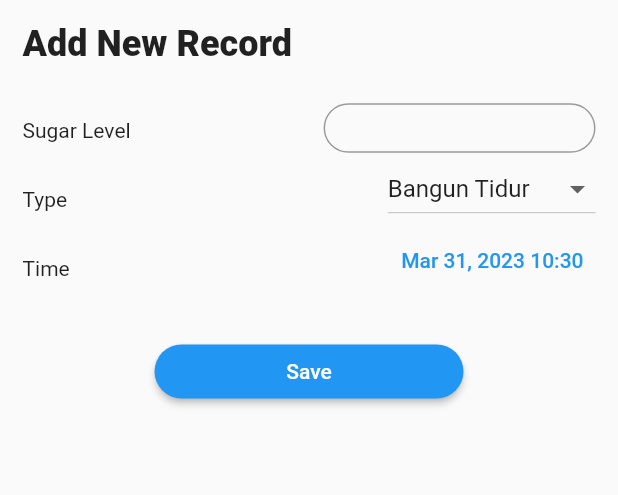
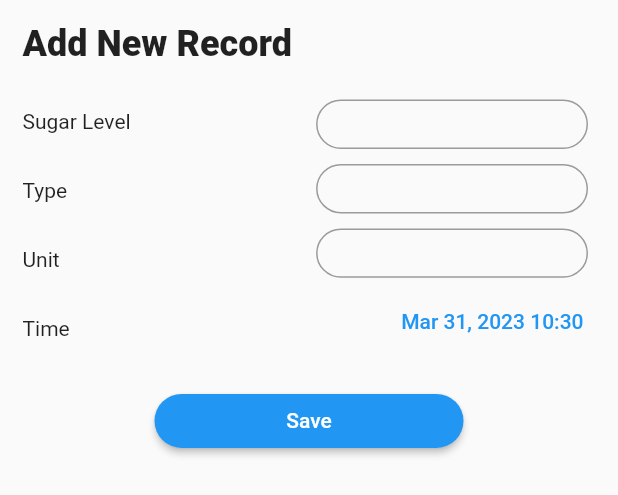
Before and after one commit to ferdianluthfi/bloodTracker, a Flutter app: the AddRecordBootomSheet widget shown alone on an empty page, opened directly with empty values, after a tap on "Save", on a phone screen of 412 x 824 dp. Shown: the top 495 px of the screen. Run offline on Flutter 3.47's test engine with Material 2 defaults, Android fonts, the phone set to English and light mode, and no system bars; our stand-ins replace cloud_firestore, firebase_auth, firebase_core, flutter_datetime_picker; accounts and stored records are empty; generated files the repository leaves out were written again.

Commit message:
finished updating add form

```diff
--- a/lib/main.dart
+++ b/lib/main.dart
@@ -1,9 +1,12 @@
 import 'package:firebase_core/firebase_core.dart';
+import 'firebase_options.dart';
 import 'package:flutter/material.dart';
 import 'src/app.dart';
 
 void main() async {
   WidgetsFlutterBinding.ensureInitialized();
-  await Firebase.initializeApp();
+  await Firebase.initializeApp(
+    options: DefaultFirebaseOptions.currentPlatform,
+  );
   runApp(const MyApp());
 }
--- a/lib/src/Widgets/new_blood_record_form.dart
+++ b/lib/src/Widgets/new_blood_record_form.dart
@@ -2,7 +2,6 @@ import 'package:flutter/material.dart';
 import 'package:flutter/services.dart';
 import 'package:flutter_datetime_picker/flutter_datetime_picker.dart';
 import 'package:intl/intl.dart';
-import '../Models/sugar_level_model.dart';
 import 'package:cloud_firestore/cloud_firestore.dart';
 
 class AddRecordBootomSheet extends StatefulWidget {
@@ -15,7 +14,8 @@ class AddRecordBootomSheet extends StatefulWidget {
 
 class _AddRecordBootomSheetState extends State<AddRecordBootomSheet> {
   final bloodSugarController = TextEditingController();
-  CheckType myCheckType = CheckType.BANGUN_TIDUR;
+  final insulinTypeController = TextEditingController();
+  final insulinUnitController = TextEditingController();
   var _dateTime = DateTime.now();
   bool picked = false;
 
@@ -23,7 +23,8 @@ class _AddRecordBootomSheetState extends State<AddRecordBootomSheet> {
     Map<String, dynamic> temp = <String, dynamic>{
       "score": int.parse(bloodSugarController.text),
       "checkTime": Timestamp.fromDate(_dateTime),
-      "type": myCheckType.name,
+      "type": insulinTypeController.text,
+      "unitInsulin": int.parse(insulinUnitController.text),
     };
 
     widget.saveTrack(temp);
@@ -36,7 +37,7 @@ class _AddRecordBootomSheetState extends State<AddRecordBootomSheet> {
       padding:
           EdgeInsets.only(bottom: MediaQuery.of(context).viewInsets.bottom),
       child: SizedBox(
-        height: MediaQuery.of(context).size.height * 0.36,
+        height: MediaQuery.of(context).size.height * 0.4,
         child: Container(
           padding: const EdgeInsets.fromLTRB(15, 15, 15, 25),
           child: Column(
@@ -68,6 +69,10 @@ class _AddRecordBootomSheetState extends State<AddRecordBootomSheet> {
                         ),
                         Padding(
                           padding: EdgeInsets.fromLTRB(0, 15, 0, 15),
+                          child: Text("Unit"),
+                        ),
+                        Padding(
+                          padding: EdgeInsets.fromLTRB(0, 15, 0, 15),
                           child: Text("Time"),
                         )
                       ],
@@ -75,7 +80,9 @@ class _AddRecordBootomSheetState extends State<AddRecordBootomSheet> {
                     Column(
                       crossAxisAlignment: CrossAxisAlignment.end,
                       children: [
-                        SizedBox(
+                        Container(
+                          margin: const EdgeInsets.all(5),
+                          child: SizedBox(
                             width: MediaQuery.of(context).size.width * 0.44,
                             height: MediaQuery.of(context).size.width * 0.08,
                             child: TextFormField(
@@ -92,20 +99,44 @@ class _AddRecordBootomSheetState extends State<AddRecordBootomSheet> {
                               ),
                             ),
                           ),
-                        DropdownButton<CheckType>(
-                            // isExpanded: true,
-                            value: myCheckType,
-                            items: CheckType.values.map((CheckType checkType) {
-                              return DropdownMenuItem<CheckType>(
-                                  alignment: AlignmentDirectional.centerStart,
-                                  value: checkType,
-                                  child: Text(checkType.name));
-                            }).toList(),
-                            onChanged: (CheckType newValue) {
-                              setState(() {
-                                myCheckType = newValue;
-                              });
-                            }),
+                        ),
+                        Container(
+                          margin: const EdgeInsets.all(5),
+                          child: SizedBox(
+                            width: MediaQuery.of(context).size.width * 0.44,
+                            height: MediaQuery.of(context).size.width * 0.08,
+                            child: TextFormField(
+                              controller: insulinTypeController,
+                              textAlign: TextAlign.center,
+                              keyboardType: TextInputType.name,
+                              decoration: InputDecoration(
+                                border: OutlineInputBorder(
+                                  borderRadius: BorderRadius.circular(25.0),
+                                ),
+                              ),
+                            ),
+                          ),
+                        ),
+                        Container(
+                          margin: const EdgeInsets.all(5),
+                          child: SizedBox(
+                            width: MediaQuery.of(context).size.width * 0.44,
+                            height: MediaQuery.of(context).size.width * 0.08,
+                            child: TextFormField(
+                              controller: insulinUnitController,
+                              textAlign: TextAlign.center,
+                              keyboardType: TextInputType.number,
+                              inputFormatters: [
+                                FilteringTextInputFormatter.digitsOnly
+                              ],
+                              decoration: InputDecoration(
+                                border: OutlineInputBorder(
+                                  borderRadius: BorderRadius.circular(25.0),
+                                ),
+                              ),
+                            ),
+                          ),
+                        ),
                         TextButton(
                             onPressed: () {
                               DatePicker.showDateTimePicker(context,
--- a/lib/src/app.dart
+++ b/lib/src/app.dart
@@ -51,7 +51,6 @@ class _HomeState extends State<Home> {
   Map<DateTime, List<SugarBloodScore>> scores;
   Future<void> _initFuture;
   Repository repo = Repository();
-  var groups;
 
   @override
   void initState() {
```
Also changed, not shown: lib/src/Widgets/record_list.dart (+17 -7 lines), 3 other files. Lines whose indentation alone changed are shown as unchanged.
